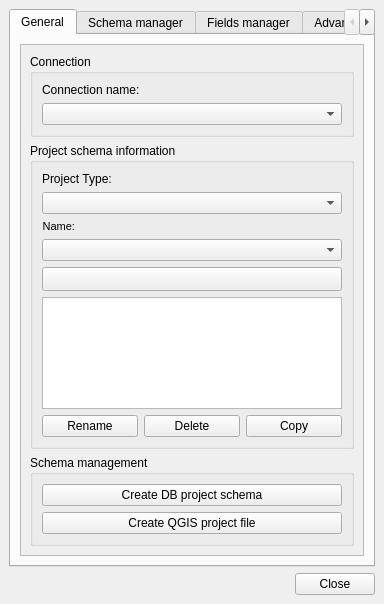
The window that core/ui/admin/admin_ui.ui (ibergis/ibergis_qgis_plugin) describes before a commit, drawn with Qt 5.
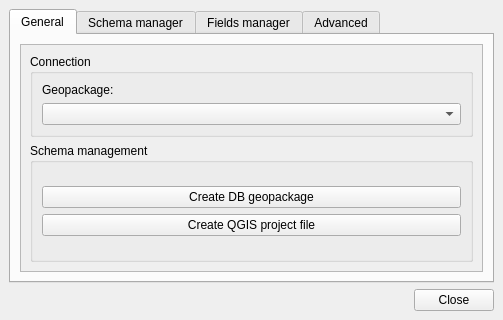
The same window after the commit. Icons and pictures are not drawn.

Commit message: Update admin button UI (WIP)

```diff
--- a/core/ui/admin/admin_ui.ui
+++ b/core/ui/admin/admin_ui.ui
@@ -6,8 +6,8 @@
    <rect>
     <x>0</x>
     <y>0</y>
-    <width>384</width>
-    <height>604</height>
+    <width>503</width>
+    <height>320</height>
    </rect>
   </property>
   <property name="sizePolicy">
@@ -53,215 +53,12 @@
             <rect>
              <x>0</x>
              <y>0</y>
-             <width>340</width>
-             <height>509</height>
+             <width>459</width>
+             <height>221</height>
             </rect>
            </property>
            <layout class="QGridLayout" name="gridLayout_11">
-            <item row="0" column="0">
-             <widget class="QGroupBox" name="grb_conection">
-              <property name="title">
-               <string>Connection</string>
-              </property>
-              <layout class="QGridLayout" name="gridLayout_2">
-               <item row="1" column="0" colspan="2">
-                <widget class="QComboBox" name="cmb_connection">
-                 <property name="enabled">
-                  <bool>true</bool>
-                 </property>
-                </widget>
-               </item>
-               <item row="0" column="0" colspan="2">
-                <widget class="QLabel" name="lbl_connection">
-                 <property name="sizePolicy">
-                  <sizepolicy hsizetype="Maximum" vsizetype="Preferred">
-                   <horstretch>0</horstretch>
-                   <verstretch>0</verstretch>
-                  </sizepolicy>
-                 </property>
-                 <property name="text">
-                  <string>Connection name:</string>
-                 </property>
-                </widget>
-               </item>
-              </layout>
-             </widget>
-            </item>
             <item row="1" column="0">
-             <widget class="QGroupBox" name="grb_project_scin">
-              <property name="title">
-               <string>Project schema information</string>
-              </property>
-              <layout class="QGridLayout" name="gridLayout_7">
-               <item row="2" column="1">
-                <widget class="QLabel" name="lbl_name">
-                 <property name="sizePolicy">
-                  <sizepolicy hsizetype="Maximum" vsizetype="Preferred">
-                   <horstretch>0</horstretch>
-                   <verstretch>0</verstretch>
-                  </sizepolicy>
-                 </property>
-                 <property name="font">
-                  <font>
-                   <pointsize>8</pointsize>
-                  </font>
-                 </property>
-                 <property name="frameShape">
-                  <enum>QFrame::NoFrame</enum>
-                 </property>
-                 <property name="frameShadow">
-                  <enum>QFrame::Raised</enum>
-                 </property>
-                 <property name="text">
-                  <string>Name:</string>
-                 </property>
-                 <property name="alignment">
-                  <set>Qt::AlignRight|Qt::AlignTrailing|Qt::AlignVCenter</set>
-                 </property>
-                 <property name="margin">
-                  <number>3</number>
-                 </property>
-                </widget>
-               </item>
-               <item row="7" column="1" colspan="3">
-                <widget class="QTextEdit" name="software_version_info">
-                 <property name="enabled">
-                  <bool>true</bool>
-                 </property>
-                 <property name="readOnly">
-                  <bool>true</bool>
-                 </property>
-                </widget>
-               </item>
-               <item row="8" column="1" colspan="3">
-                <layout class="QGridLayout" name="gridLayout_6">
-                 <item row="2" column="1">
-                  <widget class="QPushButton" name="btn_delete">
-                   <property name="sizePolicy">
-                    <sizepolicy hsizetype="Preferred" vsizetype="Fixed">
-                     <horstretch>0</horstretch>
-                     <verstretch>0</verstretch>
-                    </sizepolicy>
-                   </property>
-                   <property name="text">
-                    <string>Delete</string>
-                   </property>
-                  </widget>
-                 </item>
-                 <item row="2" column="2">
-                  <widget class="QPushButton" name="btn_copy">
-                   <property name="sizePolicy">
-                    <sizepolicy hsizetype="Minimum" vsizetype="Fixed">
-                     <horstretch>0</horstretch>
-                     <verstretch>0</verstretch>
-                    </sizepolicy>
-                   </property>
-                   <property name="text">
-                    <string>Copy</string>
-                   </property>
-                  </widget>
-                 </item>
-                 <item row="2" column="0">
-                  <widget class="QPushButton" name="btn_schema_rename">
-                   <property name="sizePolicy">
-                    <sizepolicy hsizetype="Preferred" vsizetype="Fixed">
-                     <horstretch>0</horstretch>
-                     <verstretch>0</verstretch>
-                    </sizepolicy>
-                   </property>
-                   <property name="text">
-                    <string>Rename</string>
-                   </property>
-                  </widget>
-                 </item>
-                </layout>
-               </item>
-               <item row="3" column="1" colspan="3">
-                <widget class="QComboBox" name="project_schema_name">
-                 <property name="enabled">
-                  <bool>true</bool>
-                 </property>
-                 <property name="sizePolicy">
-                  <sizepolicy hsizetype="Preferred" vsizetype="Fixed">
-                   <horstretch>0</horstretch>
-                   <verstretch>0</verstretch>
-                  </sizepolicy>
-                 </property>
-                 <property name="frame">
-                  <bool>true</bool>
-                 </property>
-                </widget>
-               </item>
-               <item row="0" column="1">
-                <widget class="QLabel" name="lbl_project_type">
-                 <property name="layoutDirection">
-                  <enum>Qt::LeftToRight</enum>
-                 </property>
-                 <property name="text">
-                  <string>Project Type:       </string>
-                 </property>
-                 <property name="alignment">
-                  <set>Qt::AlignLeading|Qt::AlignLeft|Qt::AlignVCenter</set>
-                 </property>
-                </widget>
-               </item>
-               <item row="1" column="1" colspan="3">
-                <widget class="QComboBox" name="cmb_project_type">
-                 <property name="sizePolicy">
-                  <sizepolicy hsizetype="Expanding" vsizetype="Fixed">
-                   <horstretch>0</horstretch>
-                   <verstretch>0</verstretch>
-                  </sizepolicy>
-                 </property>
-                </widget>
-               </item>
-               <item row="6" column="1" colspan="3">
-                <widget class="QPushButton" name="btn_info">
-                 <property name="enabled">
-                  <bool>true</bool>
-                 </property>
-                 <property name="sizePolicy">
-                  <sizepolicy hsizetype="Preferred" vsizetype="Preferred">
-                   <horstretch>0</horstretch>
-                   <verstretch>0</verstretch>
-                  </sizepolicy>
-                 </property>
-                 <property name="minimumSize">
-                  <size>
-                   <width>24</width>
-                   <height>24</height>
-                  </size>
-                 </property>
-                 <property name="layoutDirection">
-                  <enum>Qt::LeftToRight</enum>
-                 </property>
-                 <property name="text">
-                  <string/>
-                 </property>
-                 <property name="iconSize">
-                  <size>
-                   <width>16</width>
-                   <height>16</height>
-                  </size>
-                 </property>
-                 <property name="checkable">
-                  <bool>false</bool>
-                 </property>
-                 <property name="autoDefault">
-                  <bool>false</bool>
-                 </property>
-                 <property name="default">
-                  <bool>false</bool>
-                 </property>
-                 <property name="flat">
-                  <bool>false</bool>
-                 </property>
-                </widget>
-               </item>
-              </layout>
-             </widget>
-            </item>
-            <item row="2" column="0">
              <widget class="QGroupBox" name="grb_schema_manager">
               <property name="title">
                <string>Schema management</string>
@@ -279,7 +76,7 @@
                  <item row="0" column="0">
                   <widget class="QPushButton" name="btn_schema_create">
                    <property name="sizePolicy">
-                    <sizepolicy hsizetype="Minimum" vsizetype="Preferred">
+                    <sizepolicy hsizetype="Preferred" vsizetype="Maximum">
                      <horstretch>0</horstretch>
                      <verstretch>0</verstretch>
                     </sizepolicy>
@@ -291,7 +88,7 @@
                     </font>
                    </property>
                    <property name="text">
-                    <string>Create DB project schema</string>
+                    <string>Create DB geopackage</string>
                    </property>
                   </widget>
                  </item>
@@ -300,6 +97,41 @@
               </layout>
              </widget>
             </item>
+            <item row="0" column="0">
+             <widget class="QGroupBox" name="grb_conection">
+              <property name="sizePolicy">
+               <sizepolicy hsizetype="Preferred" vsizetype="Fixed">
+                <horstretch>0</horstretch>
+                <verstretch>0</verstretch>
+               </sizepolicy>
+              </property>
+              <property name="title">
+               <string>Connection</string>
+              </property>
+              <layout class="QGridLayout" name="gridLayout_2">
+               <item row="1" column="0" colspan="2">
+                <widget class="QComboBox" name="cmb_connection">
+                 <property name="enabled">
+                  <bool>true</bool>
+                 </property>
+                </widget>
+               </item>
+               <item row="0" column="0" colspan="2">
+                <widget class="QLabel" name="lbl_connection">
+                 <property name="sizePolicy">
+                  <sizepolicy hsizetype="Maximum" vsizetype="Preferred">
+                   <horstretch>0</horstretch>
+                   <verstretch>0</verstretch>
+                  </sizepolicy>
+                 </property>
+                 <property name="text">
+                  <string>Geopackage:</string>
+                 </property>
+                </widget>
+               </item>
+              </layout>
+             </widget>
+            </item>
            </layout>
           </widget>
          </widget>
```
Left out of the diff: 15 changed lines with no effect on the pictures.
